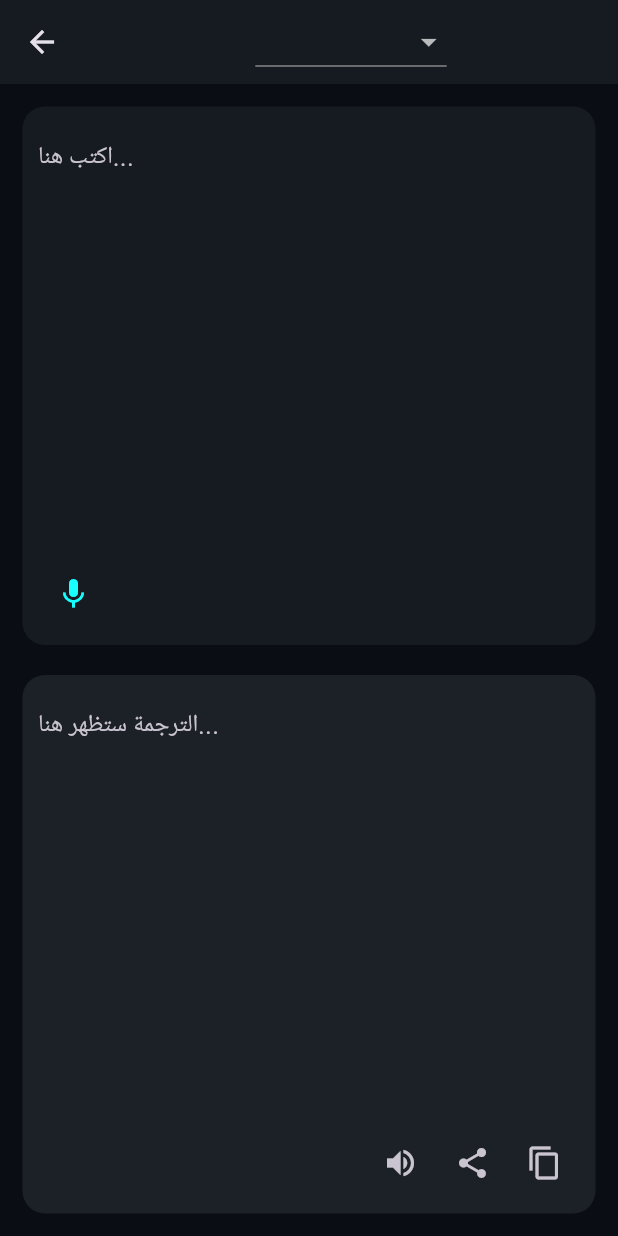
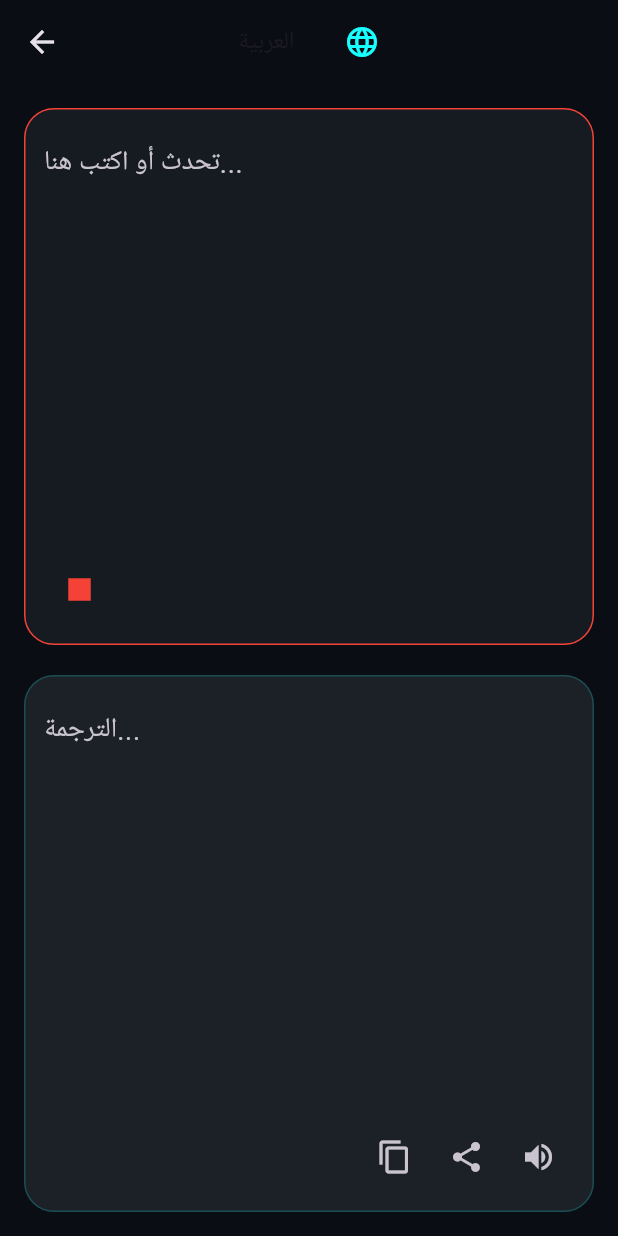
Before and after one commit to dosoky2580/Mirror_Scorpion2, a Flutter app: the TranslatorPage screen opened directly, after a tap on the "mic" icon, on a phone screen of 412 x 824 dp. Run offline on Flutter 3.47's test engine with Material 3 defaults, Android fonts, the phone set to English and light mode, and no system bars; our stand-ins replace flutter_tts, google_fonts, share_plus, speech_to_text; Roboto replaces fonts that are missing (Cairo).

Commit message:
Translator Card: Fully implemented with Mic, Clear-logic, and Share specs

```diff
--- a/lib/translator_page.dart
+++ b/lib/translator_page.dart
@@ -1,4 +1,8 @@
 import 'package:flutter/material.dart';
+import 'package:speech_to_text/speech_to_text.dart' as stt;
+import 'package:flutter_tts/flutter_tts.dart';
+import 'package:share_plus/share_plus.dart';
+import 'package:flutter/services.dart';
 
 class TranslatorPage extends StatefulWidget {
   const TranslatorPage({super.key});
@@ -9,80 +13,164 @@ class TranslatorPage extends StatefulWidget {
 class _TranslatorPageState extends State<TranslatorPage> {
   final TextEditingController _inputController = TextEditingController();
   final TextEditingController _outputController = TextEditingController();
-  String _selectedLang = "English";
+  final stt.SpeechToText _speech = stt.SpeechToText();
+  final FlutterTts _tts = FlutterTts();
 
-  void _clearOnNewInput() {
-    if (_outputController.text.isNotEmpty) {
-      setState(() {
-        _inputController.clear();
-        _outputController.clear();
-      });
+  bool _isListening = false;
+  String _selectedLang = "العربية";
+  bool _needsClear = false;
+
+  // قائمة اللغات (مثال لـ 100 لغة كما طلبت)
+  final List<String> _languages = [
+    "العربية", "English", "French", "German", "Spanish", "Chinese", "Russian", "Japanese"
+    // سيتم إضافة البقية في ملف JSON لاحقاً
+  ];
+
+  @override
+  void initState() {
+    super.initState();
+    _inputController.addListener(_handleInputTap);
+  }
+
+  // منطق المسح التلقائي عند بدء ترجمة جديدة
+  void _handleInputTap() {
+    if (_needsClear) {
+      _inputController.clear();
+      _outputController.clear();
+      _needsClear = false;
+      setState(() {});
     }
+  }
+
+  // التقاط الكلام بالمايك
+  void _listen() async {
+    if (!_isListening) {
+      bool available = await _speech.initialize();
+      if (available) {
+        _handleInputTap(); // مسح الشاشة لو في ترجمة قديمة
+        setState(() => _isListening = true);
+        _speech.listen(onResult: (val) {
+          setState(() {
+            _inputController.text = val.recognizedWords;
+            if (val.finalResult) {
+              _isListening = false;
+              _startTranslation(); // البدء في الترجمة فور التوقف
+            }
+          });
+        });
+      }
+    } else {
+      setState(() => _isListening = false);
+      _speech.stop();
+    }
+  }
+
+  // منطق الترجمة (سيتم ربطه بـ ML Kit في التحديث القادم)
+  void _startTranslation() {
+    if (_inputController.text.isNotEmpty) {
+      _outputController.text = "جاري الترجمة إلى $_selectedLang...";
+      // هنا محرك الترجمة
+      _needsClear = true;
+    }
+  }
+
+  // نطق الجملة ومشاركتها
+  void _speakAndShare() async {
+    await _tts.speak(_outputController.text);
+    // منطق مشاركة الملف الصوتي سيضاف في مرحلة الـ Advanced
   }
 
   @override
   Widget build(BuildContext context) {
     return Scaffold(
       appBar: AppBar(
-        backgroundColor: const Color(0xFF161B22),
-        title: Center(
-          child: DropdownButton<String>(
-            value: _selectedLang,
-            items: List.generate(100, (index) => "Language ${index+1}") // مثال للـ 100 لغة
-                .map((e) => DropdownMenuItem(value: e, child: Text(e))).toList(),
-            onChanged: (v) => setState(() => _selectedLang = v!),
-          ),
+        backgroundColor: const Color(0xFF0A0E14),
+        elevation: 0,
+        title: DropdownButton<String>(
+          value: _selectedLang,
+          underline: Container(),
+          icon: const Icon(Icons.language, color: Colors.cyanAccent),
+          items: _languages.map((String lang) {
+            return DropdownMenuItem(value: lang, child: Text(lang));
+          }).toList(),
+          onChanged: (val) => setState(() => _selectedLang = val!),
         ),
+        centerTitle: true,
       ),
       body: Padding(
-        padding: const EdgeInsets.all(15.0),
+        padding: const EdgeInsets.all(16.0),
         child: Column(
           children: [
-            // المحرر العلوي
+            // المحرر العلوي (الإدخال)
             Expanded(
               child: Container(
-                padding: const EdgeInsets.all(10),
-                decoration: BoxDecoration(color: const Color(0xFF161B22), borderRadius: BorderRadius.circular(15)),
+                padding: const EdgeInsets.all(12),
+                decoration: BoxDecoration(
+                  color: const Color(0xFF161B22),
+                  borderRadius: BorderRadius.circular(20),
+                  border: Border.all(color: _isListening ? Colors.red : Colors.white10),
+                ),
                 child: Stack(
                   children: [
                     TextField(
                       controller: _inputController,
                       maxLines: null,
-                      decoration: const InputDecoration(hintText: "اكتب هنا...", border: InputBorder.none),
-                      onTap: _clearOnNewInput,
+                      style: const TextStyle(fontSize: 18),
+                      decoration: const InputDecoration(
+                        hintText: "تحدث أو اكتب هنا...",
+                        border: InputBorder.none,
+                      ),
                     ),
                     Positioned(
-                      bottom: 0, left: 0,
-                      child: IconButton(icon: const Icon(Icons.mic, color: Colors.cyanAccent), onPressed: () {}),
-                    )
+                      bottom: 0,
+                      left: 0,
+                      child: IconButton(
+                        icon: Icon(_isListening ? Icons.stop : Icons.mic,
+                        color: _isListening ? Colors.red : Colors.cyanAccent, size: 30),
+                        onPressed: _listen,
+                      ),
+                    ),
                   ],
                 ),
               ),
             ),
             const SizedBox(height: 20),
-            // المحرر السفلي
+            // المحرر السفلي (الترجمة)
             Expanded(
               child: Container(
-                padding: const EdgeInsets.all(10),
-                decoration: BoxDecoration(color: const Color(0xFF1C2128), borderRadius: BorderRadius.circular(15)),
+                padding: const EdgeInsets.all(12),
+                decoration: BoxDecoration(
+                  color: const Color(0xFF1C2128),
+                  borderRadius: BorderRadius.circular(20),
+                  border: Border.all(color: Colors.cyanAccent.withOpacity(0.2)),
+                ),
                 child: Stack(
                   children: [
                     TextField(
                       controller: _outputController,
                       readOnly: true,
                       maxLines: null,
-                      decoration: const InputDecoration(hintText: "الترجمة ستظهر هنا...", border: InputBorder.none),
+                      style: const TextStyle(fontSize: 18, color: Colors.cyanAccent),
+                      decoration: const InputDecoration(
+                        hintText: "الترجمة...",
+                        border: InputBorder.none,
+                      ),
                     ),
                     Positioned(
-                      bottom: 0, right: 0,
+                      bottom: 0,
+                      right: 0,
                       child: Row(
                         children: [
-                          IconButton(icon: const Icon(Icons.volume_up), onPressed: () {}),
-                          IconButton(icon: const Icon(Icons.share), onPressed: () {}),
-                          IconButton(icon: const Icon(Icons.copy), onPressed: () {}),
+                          IconButton(icon: const Icon(Icons.copy), onPressed: () {
+                            Clipboard.setData(ClipboardData(text: _outputController.text));
+                          }),
+                          IconButton(icon: const Icon(Icons.share), onPressed: () {
+                            Share.share("${_outputController.text}\n\nتمت الترجمة بواسطة ميرور سكربيون");
+                          }),
+                          IconButton(icon: const Icon(Icons.volume_up), onPressed: _speakAndShare),
                         ],
                       ),
-                    )
+                    ),
                   ],
                 ),
               ),
```
Also changed, not shown: 1 other file.
